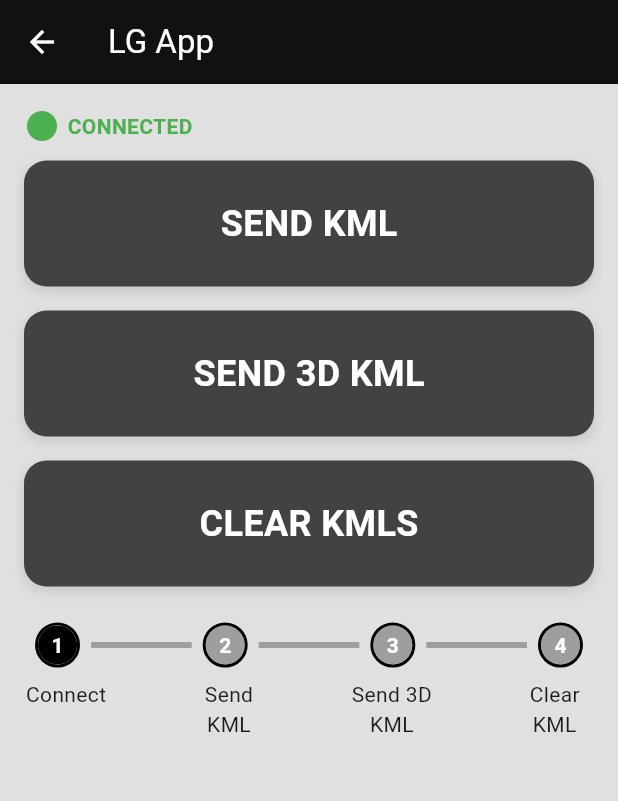
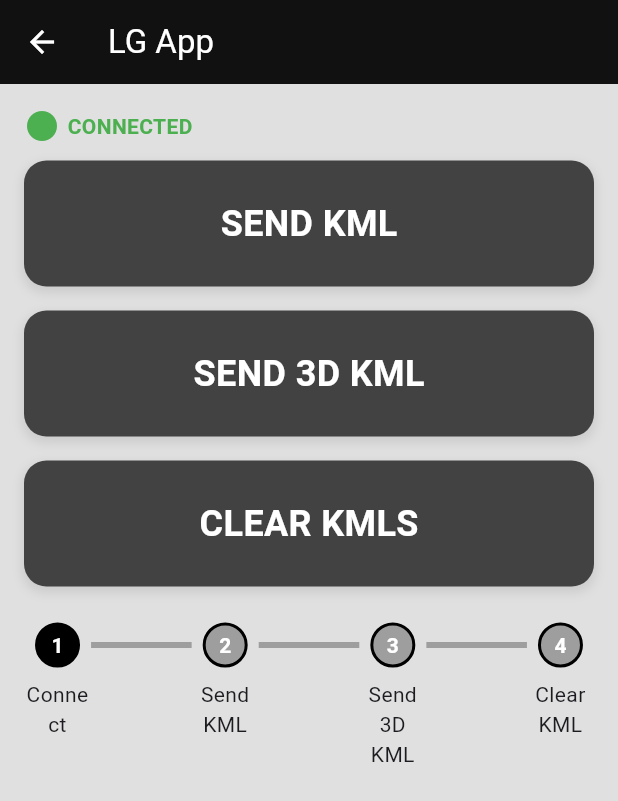
Before and after one commit to MarcHunter87/Marc-Baneres-Farran-GSoC-2025, a Flutter app: the HomeScreen screen opened directly, on a phone screen of 412 x 824 dp. Shown: the top 801 px of the screen. Run offline on Flutter 3.47's test engine with Material 3 defaults, Android fonts, the light colour scheme and no system bars; our stand-ins replace lottie, shared_preferences; missing offline and left inert: dartssh2, flutter_animated_icons; accounts and stored records are empty.

Commit message:
Update home_screen.dart

```diff
--- a/UI Creation Challenges Marc Baneres Farran GSoC 2025/lib/screens/home_screen.dart
+++ b/UI Creation Challenges Marc Baneres Farran GSoC 2025/lib/screens/home_screen.dart
@@ -160,111 +160,6 @@ class _HomeScreenState extends State<HomeScreen> {
   }
 }
 
-class AnimatedMilestoneCircle extends StatefulWidget {
-  final int milestoneNumber;
-  final bool filled;
-
-  const AnimatedMilestoneCircle({
-    Key? key,
-    required this.milestoneNumber,
-    required this.filled,
-  }) : super(key: key);
-
-  @override
-  _AnimatedMilestoneCircleState createState() => _AnimatedMilestoneCircleState();
-}
-
-class _AnimatedMilestoneCircleState extends State<AnimatedMilestoneCircle>
-    with SingleTickerProviderStateMixin {
-  late AnimationController _controller;
-  late Animation<double> _fillAnimation;
-  static const double diameter = 30;
-  bool _prevFilled = false;
-
-  @override
-  void initState() {
-    super.initState();
-    _controller = AnimationController(
-      duration: const Duration(milliseconds: 500),
-      vsync: this,
-    );
-    _fillAnimation = Tween<double>(begin: 0, end: 1).animate(_controller);
-    _prevFilled = widget.filled;
-    if (widget.filled) {
-      _controller.value = 1.0;
-    }
-  }
-
-  @override
-  void didUpdateWidget(covariant AnimatedMilestoneCircle oldWidget) {
-    super.didUpdateWidget(oldWidget);
-    if (widget.filled != oldWidget.filled) {
-      if (widget.filled) {
-        _controller.forward();
-      } else {
-        _controller.reverse();
-      }
-    }
-  }
-
-  @override
-  Widget build(BuildContext context) {
-    return Container(
-      width: diameter,
-      height: diameter,
-      decoration: BoxDecoration(
-        shape: BoxShape.circle,
-        color: Colors.grey,
-        border: Border.all(color: Colors.black, width: 2),
-      ),
-      child: AnimatedBuilder(
-        animation: _fillAnimation,
-        builder: (context, child) {
-          return Stack(
-            alignment: Alignment.center,
-            children: [
-              Container(
-                width: diameter,
-                height: diameter,
-                decoration: const BoxDecoration(
-                  shape: BoxShape.circle,
-                  color: Colors.grey,
-                ),
-              ),
-              ClipOval(
-                child: Align(
-                  alignment: Alignment.center,
-                  child: Container(
-                    width: diameter * _fillAnimation.value,
-                    height: diameter * _fillAnimation.value,
-                    decoration: const BoxDecoration(
-                      shape: BoxShape.circle,
-                      color: Colors.black,
-                    ),
-                  ),
-                ),
-              ),
-              Text(
-                '${widget.milestoneNumber}',
-                style: const TextStyle(
-                  color: Colors.white,
-                  fontWeight: FontWeight.bold,
-                ),
-              ),
-            ],
-          );
-        },
-      ),
-    );
-  }
-
-  @override
-  void dispose() {
-    _controller.dispose();
-    super.dispose();
-  }
-}
-
 class MilestoneProgressBar extends StatelessWidget {
   final int targetProgress;
   final int displayProgress;
@@ -284,6 +179,7 @@ class MilestoneProgressBar extends StatelessWidget {
     return Column(
       children: [
         _buildProgressRow(),
+        const SizedBox(height: 8),
         _buildTextsRow(),
       ],
     );
@@ -338,31 +234,24 @@ class MilestoneProgressBar extends StatelessWidget {
     for (int i = 0; i < totalMilestones; i++) {
       children.add(
         Expanded(
-          flex: 4,
+          flex: 2,
           child: Align(
             alignment: Alignment.topCenter,
-            child: Padding(
-              padding: const EdgeInsets.only(top: 8),
-              child: Transform.translate(
-                offset: const Offset(1, 0),
-                child: Text(
-                  milestoneTexts[i],
-                  textAlign: TextAlign.center,
-                  style: const TextStyle(
-                    fontSize: 14,
-                  ),
-                ),
+            child: Text(
+              milestoneTexts[i],
+              textAlign: TextAlign.center,
+              style: const TextStyle(
+                fontSize: 14,
               ),
             ),
           ),
         ),
       );
-
       if (i < totalMilestones - 1) {
         children.add(
-          Expanded(
-            flex: 4,
-            child: Container(),
+          const Expanded(
+            flex: 3,
+            child: SizedBox(),
           ),
         );
       }
@@ -372,5 +261,37 @@ class MilestoneProgressBar extends StatelessWidget {
       children: children,
     );
   }
+}
 
+class AnimatedMilestoneCircle extends StatelessWidget {
+  final int milestoneNumber;
+  final bool filled;
+
+  const AnimatedMilestoneCircle({
+    Key? key,
+    required this.milestoneNumber,
+    required this.filled,
+  }) : super(key: key);
+
+  @override
+  Widget build(BuildContext context) {
+    return Container(
+      width: 30,
+      height: 30,
+      decoration: BoxDecoration(
+        shape: BoxShape.circle,
+        color: filled ? Colors.black : Colors.grey,
+        border: Border.all(color: Colors.black, width: 2),
+      ),
+      child: Center(
+        child: Text(
+          '$milestoneNumber',
+          style: const TextStyle(
+            color: Colors.white,
+            fontWeight: FontWeight.bold,
+          ),
+        ),
+      ),
+    );
+  }
 }
```
